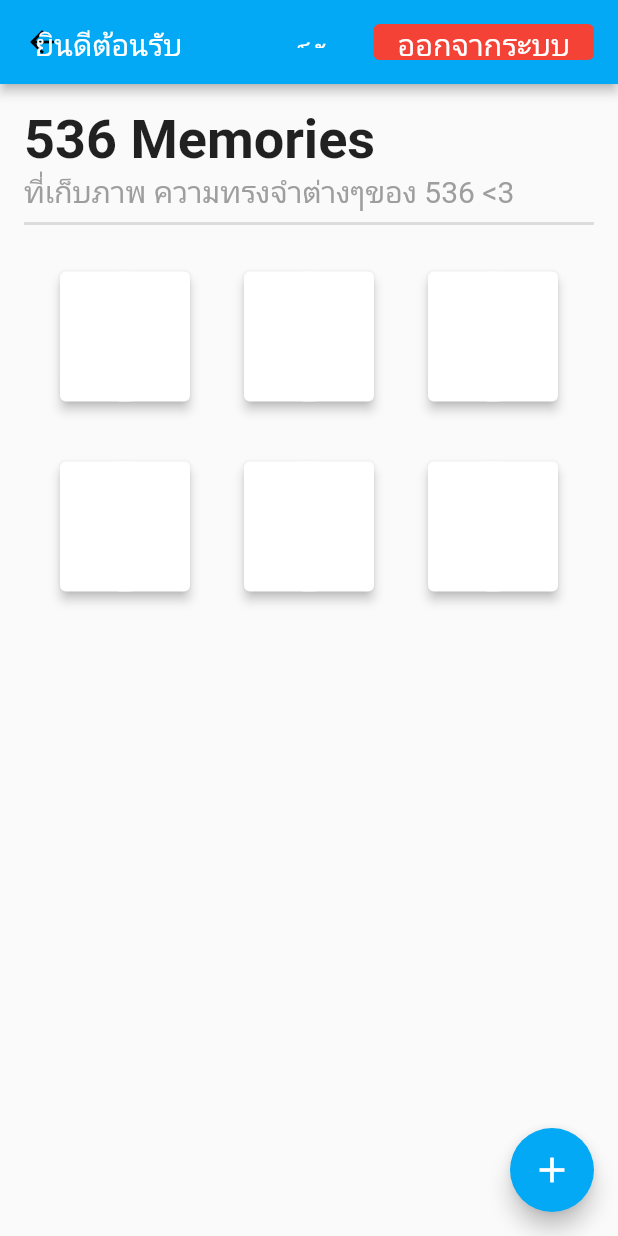
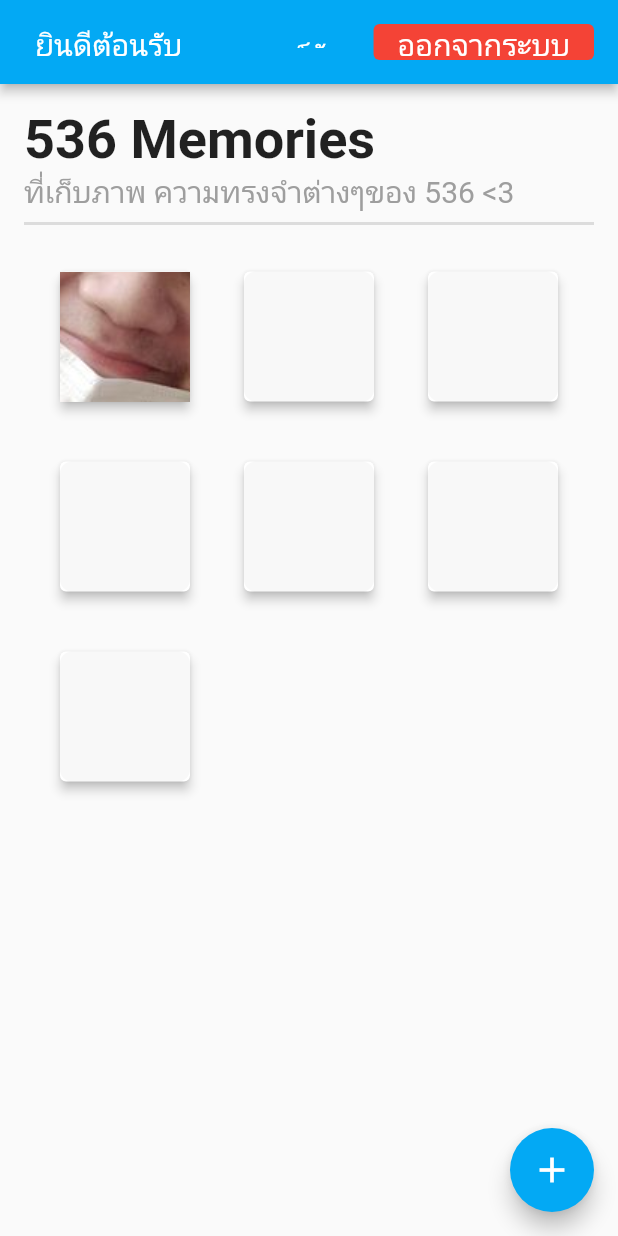
Before and after one commit to khachenchai/536memories, a Flutter app: the IndexPage screen opened directly, on a phone screen of 412 x 824 dp. Run offline on Flutter 3.47's test engine with Material 2 defaults, Android fonts, the phone set to English and light mode, and no system bars.

```diff
--- a/lib/main.dart
+++ b/lib/main.dart
@@ -21,7 +21,7 @@ class MyApp extends StatelessWidget {
         primarySwatch: Colors.lightBlue,
       ),
       debugShowCheckedModeBanner: false,
-      home: const PostDetailPage(),
+      home: const IndexPage(),
     );
   }
 }
--- a/lib/widgets/contents.dart
+++ b/lib/widgets/contents.dart
@@ -1,3 +1,4 @@
+import 'package:blt/view/post_detail.dart';
 import 'package:blt/widgets/post_cards.dart';
 import 'package:flutter/material.dart';
 
@@ -23,18 +24,37 @@ class _ContentsState extends State<Contents> {
           crossAxisSpacing: 28,
           mainAxisSpacing: 32,
           crossAxisCount: 3,
-          children: const <Widget>[
+          children: <Widget>[
             // Container(
             //   padding: const EdgeInsets.all(8),
             //   color: Colors.teal[100],
             //   child: const Text("He'd have you all unravel at the"),
             // ),
-            PostCards(),
-            PostCards(),
-            PostCards(),
-            PostCards(),
-            PostCards(),
-            PostCards(),
+            InkWell(
+              onTap: () => Navigator.push(context, MaterialPageRoute(builder: (context) => const PostDetailPage())),
+              child: Card(
+                elevation: 3,
+                child: Container(
+                  height: 30,
+                  width: 30,
+                  decoration: const BoxDecoration(
+                    borderRadius: BorderRadius.all(Radius.circular(8)),
+                    color: Color.fromARGB(16, 147, 147, 147),
+                  ),
+                  child: Hero(
+                    tag: 'image1',
+                    child: Image.asset('assets/kong.jpg', fit: BoxFit.none)
+                  )
+                ),
+              ),
+            ),
+            const PostCards(),
+            const PostCards(),
+            const PostCards(),
+            const PostCards(),
+            const PostCards(),
+            const PostCards(),
+
           ],
         ),
       ),
--- a/lib/widgets/post_cards.dart
+++ b/lib/widgets/post_cards.dart
@@ -8,12 +8,11 @@ class PostCards extends StatelessWidget {
     return Card(
       elevation: 3,
       child: Container(
-
         height: 30,
         width: 30,
         decoration: const BoxDecoration(
-          borderRadius: BorderRadius.all(Radius.circular(56)),
-          color: Colors.white,
+          borderRadius: BorderRadius.all(Radius.circular(8)),
+          color: Color.fromARGB(16, 147, 147, 147),
         ),
       ),
     );
```
Also changed, not shown: lib/models/comment.dart (added, +22 -0 lines), lib/models/post.dart (+15 -3 lines), lib/view/post_detail.dart (+15 -8 lines).
